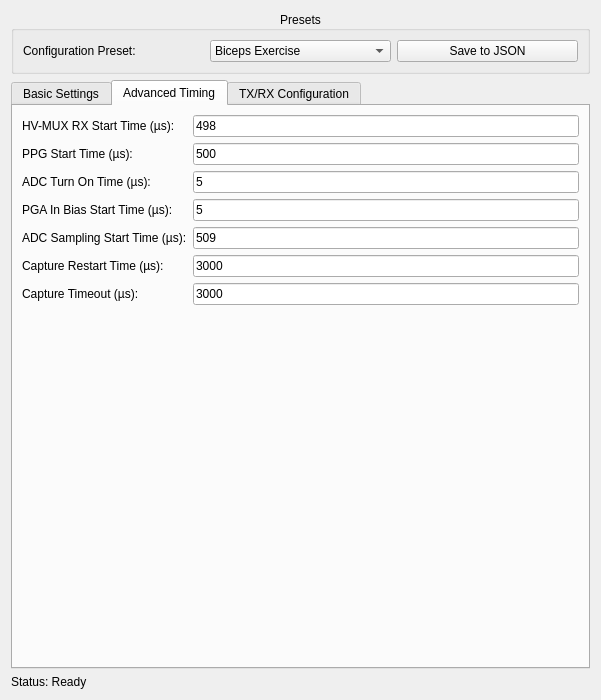
pulp-bio/biogui, file biogui/resources/wulpus_config_widget.ui: the form before one commit.
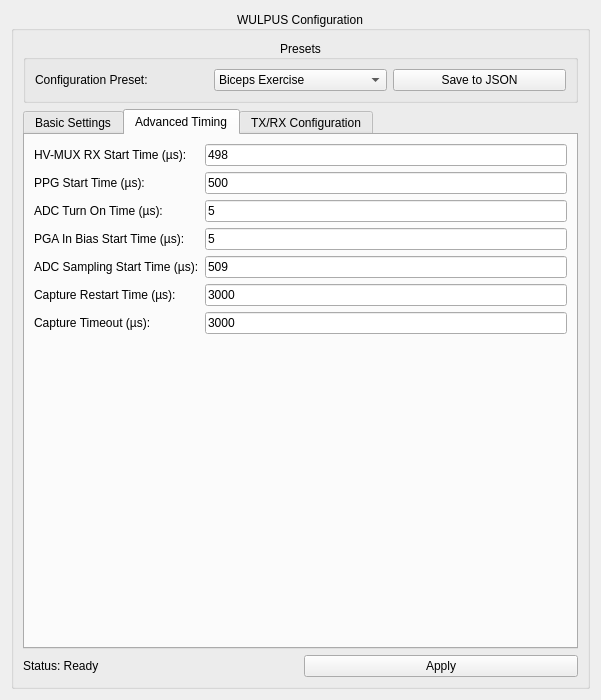
The form after the commit. The open tabs and pages were chosen to show the change.

Commit message: Rolled back to old MainController to solve regression bug; moved WULPUS config widget to Module list

```diff
--- a/biogui/resources/wulpus_config_widget.ui
+++ b/biogui/resources/wulpus_config_widget.ui
@@ -13,7 +13,16 @@
   <property name="windowTitle">
    <string>Wulpus Configuration</string>
   </property>
-  <layout class="QVBoxLayout" name="mainVerticalLayout">
+  <layout class="QVBoxLayout" name="mainVerticalLayout" stretch="0">
+   <item>
+    <widget class="QGroupBox" name="groupBox">
+     <property name="title">
+      <string>WULPUS Configuration</string>
+     </property>
+     <property name="alignment">
+      <set>Qt::AlignmentFlag::AlignCenter</set>
+     </property>
+     <layout class="QVBoxLayout" name="verticalLayout">
    <item>
     <widget class="QGroupBox" name="presetGroupBox">
      <property name="title">
@@ -414,10 +423,24 @@
     </widget>
    </item>
    <item>
+       <layout class="QHBoxLayout" name="horizontalLayout">
+        <item>
     <widget class="QLabel" name="statusLabel">
      <property name="text">
       <string>Status: Ready</string>
      </property>
+         </widget>
+        </item>
+        <item>
+         <widget class="QPushButton" name="applyConfigButton">
+          <property name="text">
+           <string>Apply</string>
+          </property>
+         </widget>
+        </item>
+       </layout>
+      </item>
+     </layout>
     </widget>
    </item>
   </layout>
```
Left out of the diff: 2 changed lines with no effect on the pictures. Lines whose indentation alone changed are shown as unchanged. The commit also changes 6 other files.
